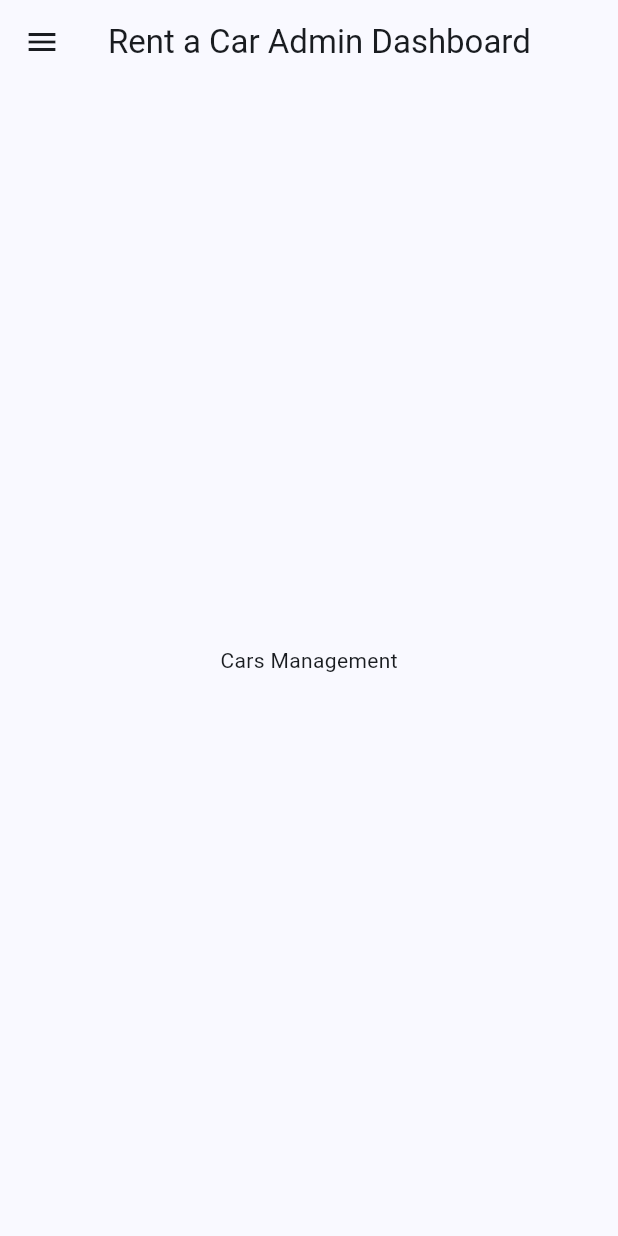
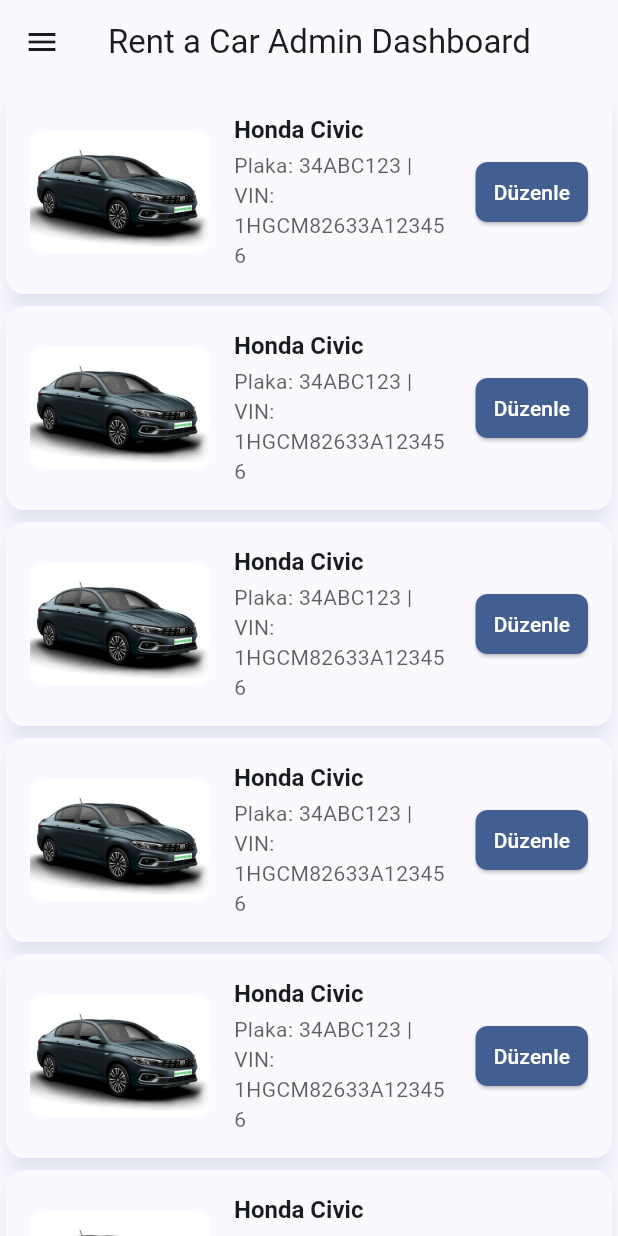
Before and after one commit to berkeyilmaz1/rent-a-car-flutter, a Flutter app: the AdminDashboardView screen opened by its route, on a phone screen of 412 x 824 dp. Run offline on Flutter 3.47's test engine with Material 3 defaults, Android fonts, the phone set to English and light mode, and no system bars; our stand-ins replace equatable, go_router; missing offline and left inert: vexana; statements that could not run were skipped; project files that could hold a hidden picture were left out.

Commit message:
admin car page with expension tile style card

```diff
--- /dev/null
+++ b/lib/features/admin/view/pages/cars/cars_page_mixin.dart
@@ -0,0 +1,217 @@
+import 'package:flutter/material.dart';
+import 'package:rent_a_car/core/product_network_manager.dart';
+import 'package:rent_a_car/features/admin/view/pages/cars/cars_page_view.dart';
+import 'package:rent_a_car/product/initialize/service/models/car/car.dart';
+import 'package:rent_a_car/product/initialize/service/rent_a_car_service.dart';
+
+mixin CarsPageMixin on State<CarsPageView> {
+  late final RentACarService _rentACarService;
+  List<Car>? cars;
+  @override
+  void initState() {
+    super.initState();
+
+    _rentACarService = RentACarService(
+      networkManager: ProductNetworkManager(),
+    );
+
+    fetchCars();
+  }
+
+  Future<void> fetchCars() async {
+    // final response = await _rentACarService.getAllCars();
+    // setState(() {
+    //   cars = response;
+    // });
+
+    cars = [
+      Car(
+        vinNumber: '1HGCM82633A123456',
+        brand: 'Honda',
+        model: 'Civic',
+        year: 2020,
+        fuelType: 1,
+        gearType: 2,
+        licensePlate: '34ABC123',
+        seatCount: 5,
+        pricePerDay: 100,
+        availabilityStatus: true,
+        createdAt: '2024-12-07T12:00:00Z',
+        updatedAt: '2024-12-07T12:00:00Z',
+        minAge: 21,
+        kilometer: 15000,
+        dealershipId: 1,
+      ),
+      Car(
+        vinNumber: '1HGCM82633A123456',
+        brand: 'Honda',
+        model: 'Civic',
+        year: 2020,
+        fuelType: 1,
+        gearType: 2,
+        licensePlate: '34ABC123',
+        seatCount: 5,
+        pricePerDay: 100,
+        availabilityStatus: true,
+        createdAt: '2024-12-07T12:00:00Z',
+        updatedAt: '2024-12-07T12:00:00Z',
+        minAge: 21,
+        kilometer: 15000,
+        dealershipId: 1,
+      ),
+      Car(
+        vinNumber: '1HGCM82633A123456',
+        brand: 'Honda',
+        model: 'Civic',
+        year: 2020,
+        fuelType: 1,
+        gearType: 2,
+        licensePlate: '34ABC123',
+        seatCount: 5,
+        pricePerDay: 100,
+        availabilityStatus: true,
+        createdAt: '2024-12-07T12:00:00Z',
+        updatedAt: '2024-12-07T12:00:00Z',
+        minAge: 21,
+        kilometer: 15000,
+        dealershipId: 1,
+      ),
+      Car(
+        vinNumber: '1HGCM82633A123456',
+        brand: 'Honda',
+        model: 'Civic',
+        year: 2020,
+        fuelType: 1,
+        gearType: 2,
+        licensePlate: '34ABC123',
+        seatCount: 5,
+        pricePerDay: 100,
+        availabilityStatus: true,
+        createdAt: '2024-12-07T12:00:00Z',
+        updatedAt: '2024-12-07T12:00:00Z',
+        minAge: 21,
+        kilometer: 15000,
+        dealershipId: 1,
+      ),
+      Car(
+        vinNumber: '1HGCM82633A123456',
+        brand: 'Honda',
+        model: 'Civic',
+        year: 2020,
+        fuelType: 1,
+        gearType: 2,
+        licensePlate: '34ABC123',
+        seatCount: 5,
+        pricePerDay: 100,
+        availabilityStatus: true,
+        createdAt: '2024-12-07T12:00:00Z',
+        updatedAt: '2024-12-07T12:00:00Z',
+        minAge: 21,
+        kilometer: 15000,
+        dealershipId: 1,
+      ),
+      Car(
+        vinNumber: '1HGCM82633A123456',
+        brand: 'Honda',
+        model: 'Civic',
+        year: 2020,
+        fuelType: 1,
+        gearType: 2,
+        licensePlate: '34ABC123',
+        seatCount: 5,
+        pricePerDay: 100,
+        availabilityStatus: true,
+        createdAt: '2024-12-07T12:00:00Z',
+        updatedAt: '2024-12-07T12:00:00Z',
+        minAge: 21,
+        kilometer: 15000,
+        dealershipId: 1,
+      ),
+      Car(
+        vinNumber: '1HGCM82633A123456',
+        brand: 'Honda',
+        model: 'Civic',
+        year: 2020,
+        fuelType: 1,
+        gearType: 2,
+        licensePlate: '34ABC123',
+        seatCount: 5,
+        pricePerDay: 100,
+        availabilityStatus: true,
+        createdAt: '2024-12-07T12:00:00Z',
+        updatedAt: '2024-12-07T12:00:00Z',
+        minAge: 21,
+        kilometer: 15000,
+        dealershipId: 1,
+      ),
+      Car(
+        vinNumber: '1HGCM82633A123456',
+        brand: 'Honda',
+        model: 'Civic',
+        year: 2020,
+        fuelType: 1,
+        gearType: 2,
+        licensePlate: '34ABC123',
+        seatCount: 5,
+        pricePerDay: 100,
+        availabilityStatus: true,
+        createdAt: '2024-12-07T12:00:00Z',
+        updatedAt: '2024-12-07T12:00:00Z',
+        minAge: 21,
+        kilometer: 15000,
+        dealershipId: 1,
+      ),
+      Car(
+        vinNumber: '1HGCM82633A123456',
+        brand: 'Honda',
+        model: 'Civic',
+        year: 2020,
+        fuelType: 1,
+        gearType: 2,
+        licensePlate: '34ABC123',
+        seatCount: 5,
+        pricePerDay: 100,
+        availabilityStatus: true,
+        createdAt: '2024-12-07T12:00:00Z',
+        updatedAt: '2024-12-07T12:00:00Z',
+        minAge: 21,
+        kilometer: 15000,
+        dealershipId: 1,
+      ),
+      Car(
+        vinNumber: '1HGCM82633A123456',
+        brand: 'Honda',
+        model: 'Civic',
+        year: 2020,
+        fuelType: 1,
+        gearType: 2,
+        licensePlate: '34ABC123',
+        seatCount: 5,
+        pricePerDay: 100,
+        availabilityStatus: true,
+        createdAt: '2024-12-07T12:00:00Z',
+        updatedAt: '2024-12-07T12:00:00Z',
+        minAge: 21,
+        kilometer: 15000,
+        dealershipId: 1,
+      ),
+      Car(
+        vinNumber: '1HGCM82633A123456',
+        brand: 'Honda',
+        model: 'Civic',
+        year: 2020,
+        fuelType: 1,
+        gearType: 2,
+        licensePlate: '34ABC123',
+        seatCount: 5,
+        pricePerDay: 100,
+        availabilityStatus: true,
+        createdAt: '2024-12-07T12:00:00Z',
+        updatedAt: '2024-12-07T12:00:00Z',
+        minAge: 21,
+        kilometer: 15000,
+        dealershipId: 1,
+      ),
+    ];
+  }
+}
--- /dev/null
+++ b/lib/features/admin/view/pages/cars/cars_page_view.dart
@@ -0,0 +1,36 @@
+import 'package:flutter/material.dart';
+import 'package:rent_a_car/features/admin/view/pages/cars/cars_page_mixin.dart';
+import 'package:rent_a_car/features/admin/view/pages/cars/widgets/admin_car_card.dart';
+
+class CarsPageView extends StatefulWidget {
+  const CarsPageView({super.key});
+
+  @override
+  State<CarsPageView> createState() => _CarsPageViewState();
+}
+
+class _CarsPageViewState extends State<CarsPageView> with CarsPageMixin {
+  @override
+  Widget build(BuildContext context) {
+    return Column(
+      children: [
+        Expanded(
+          child: ListView.builder(
+            itemCount: cars?.length ?? 0,
+            itemBuilder: (BuildContext context, int index) {
+              if (cars == null) {
+                return const Center(
+                  child: CircularProgressIndicator(),
+                );
+              }
+              return AdminCarCard(
+                car: cars![index],
+                imageUrl: 'assets/images/fiat-egea.png',
+              );
+            },
+          ),
+        ),
+      ],
+    );
+  }
+}
--- /dev/null
+++ b/lib/features/admin/view/pages/cars/widgets/admin_car_card.dart
@@ -0,0 +1,209 @@
+import 'package:flutter/material.dart';
+import 'package:rent_a_car/product/initialize/service/models/car/car.dart';
+
+class AdminCarCard extends StatefulWidget {
+  const AdminCarCard({
+    required this.imageUrl,
+    required this.car,
+    super.key,
+  });
+
+  final String imageUrl;
+  final Car car;
+
+  @override
+  _AdminCarCardState createState() => _AdminCarCardState();
+}
+
+class _AdminCarCardState extends State<AdminCarCard> {
+  late bool _isExpanded;
+  late TextEditingController _brandController;
+  late TextEditingController _modelController;
+  late TextEditingController _licensePlateController;
+  late TextEditingController _yearController;
+  late TextEditingController _kilometerController;
+
+  @override
+  void initState() {
+    super.initState();
+    _isExpanded = false;
+    _brandController = TextEditingController(text: widget.car.brand);
+    _modelController = TextEditingController(text: widget.car.model);
+    _licensePlateController =
+        TextEditingController(text: widget.car.licensePlate);
+    _yearController = TextEditingController(text: widget.car.year?.toString());
+    _kilometerController =
+        TextEditingController(text: widget.car.kilometer?.toString());
+  }
+
+  @override
+  void dispose() {
+    _brandController.dispose();
+    _modelController.dispose();
+    _licensePlateController.dispose();
+    _yearController.dispose();
+    _kilometerController.dispose();
+    super.dispose();
+  }
+
+  @override
+  Widget build(BuildContext context) {
+    return Card(
+      color: Theme.of(context).colorScheme.surface,
+      elevation: 6,
+      shape: RoundedRectangleBorder(
+        borderRadius: BorderRadius.circular(12),
+      ),
+      shadowColor: Theme.of(context).colorScheme.primary.withOpacity(0.2),
+      child: Padding(
+        padding: const EdgeInsets.all(16),
+        child: Column(
+          children: [
+            Row(
+              children: [
+                ClipRRect(
+                  borderRadius: BorderRadius.circular(8),
+                  child: Image.asset(
+                    widget.imageUrl,
+                    width: 120,
+                    height: 80,
+                    fit: BoxFit.cover,
+                  ),
+                ),
+                const SizedBox(width: 16),
+                Expanded(
+                  child: Column(
+                    crossAxisAlignment: CrossAxisAlignment.start,
+                    children: [
+                      Text(
+                        '${widget.car.brand} ${widget.car.model}',
+                        style: Theme.of(context).textTheme.titleLarge?.copyWith(
+                              fontWeight: FontWeight.bold,
+                              fontSize: 16,
+                            ),
+                      ),
+                      const SizedBox(height: 4),
+                      Text(
+                        'Plaka: ${widget.car.licensePlate} | VIN: ${widget.car.vinNumber}',
+                        style: Theme.of(context).textTheme.bodyMedium?.copyWith(
+                              fontSize: 14,
+                              color: Theme.of(context)
+                                  .colorScheme
+                                  .onSurface
+                                  .withOpacity(0.7),
+                            ),
+                      ),
+                    ],
+                  ),
+                ),
+                const SizedBox(width: 16),
+                Column(
+                  mainAxisAlignment: MainAxisAlignment.center,
+                  children: [
+                    ElevatedButton(
+                      onPressed: () {
+                        setState(() {
+                          _isExpanded = !_isExpanded;
+                        });
+                      },
+                      style: ElevatedButton.styleFrom(
+                        backgroundColor: Theme.of(context).colorScheme.primary,
+                        shape: RoundedRectangleBorder(
+                          borderRadius: BorderRadius.circular(8),
+                        ),
+                        padding: const EdgeInsets.symmetric(
+                          horizontal: 12,
+                          vertical: 8,
+                        ),
+                      ),
+                      child: Text(
+                        _isExpanded ? 'Kapat' : 'Düzenle',
+                        style: const TextStyle(color: Colors.white),
+                      ),
+                    ),
+                  ],
+                ),
+              ],
+            ),
+            if (_isExpanded)
+              Padding(
+                padding: const EdgeInsets.only(top: 16),
+                child: Column(
+                  crossAxisAlignment: CrossAxisAlignment.start,
+                  children: [
+                    UpdateTextField(
+                        label: 'Marka', controller: _brandController),
+                    UpdateTextField(
+                        label: 'Model', controller: _modelController),
+                    UpdateTextField(
+                        label: 'Plaka', controller: _licensePlateController),
+                    UpdateTextField(label: 'Yıl', controller: _yearController),
+                    UpdateTextField(
+                        label: 'Kilometre', controller: _kilometerController),
+                    const SizedBox(height: 16),
+                    Row(
+                      children: [
+                        ElevatedButton(
+                          onPressed: () {},
+                          style: ElevatedButton.styleFrom(
+                            backgroundColor:
+                                Theme.of(context).colorScheme.primary,
+                            shape: RoundedRectangleBorder(
+                              borderRadius: BorderRadius.circular(8),
+                            ),
+                          ),
+                          child: const Text(
+                            'Kaydet',
+                            style: TextStyle(color: Colors.white),
+                          ),
+                        ),
+                        ElevatedButton(
+                          onPressed: () {},
+                          style: ElevatedButton.styleFrom(
+                            backgroundColor:
+                                Theme.of(context).colorScheme.error,
+                            shape: RoundedRectangleBorder(
+                              borderRadius: BorderRadius.circular(8),
+                            ),
+                          ),
+                          child: const Text(
+                            'Sil',
+                            style: TextStyle(color: Colors.white),
+                          ),
+                        ),
+                      ],
+                    ),
+                  ],
+                ),
+              ),
+          ],
+        ),
+      ),
+    );
+  }
+}
+
+final class UpdateTextField extends StatelessWidget {
+  const UpdateTextField({
+    required this.label,
+    required this.controller,
+    super.key,
+  });
+  final String label;
+  final TextEditingController controller;
+  @override
+  Widget build(BuildContext context) {
+    return Padding(
+      padding: const EdgeInsets.only(bottom: 8),
+      child: TextField(
+        controller: controller,
+        decoration: InputDecoration(
+          labelText: label,
+          border: OutlineInputBorder(
+            borderRadius: BorderRadius.circular(8),
+          ),
+        ),
+      ),
+    );
+  }
+}
--- a/lib/features/admin/view/pages/cars_page_view.dart
+++ /dev/null
@@ -1,10 +0,0 @@
-import 'package:flutter/material.dart';
-
-class CarsPageView extends StatelessWidget {
-  const CarsPageView({super.key});
-
-  @override
-  Widget build(BuildContext context) {
-    return const Center(child: Text('Cars Management'));
-  }
-}
--- a/lib/features/home/view/mixin/home_view_mixin.dart
+++ b/lib/features/home/view/mixin/home_view_mixin.dart
@@ -20,7 +20,6 @@ mixin HomeViewMixin on State<HomeView> {
     );
 
     fetchCars();
-    print(' daycount: ${widget.dayCount}');
   }
 
   Future<void> fetchCars() async {
```
Also changed, not shown: lib/features/admin/view/mixin/admin_dashboard_mixin.dart (+4 -4 lines), lib/features/admin/view/pages/payments/payments_page_view.dart (renamed from lib/features/admin/view/pages/payments_page_view.dart), lib/features/admin/view/pages/reservations/reservations_page_view.dart (renamed from lib/features/admin/view/pages/reservations_page_view.dart), lib/features/admin/view/pages/users/users_page.view.dart (renamed from lib/features/admin/view/pages/users_page.view.dart).
